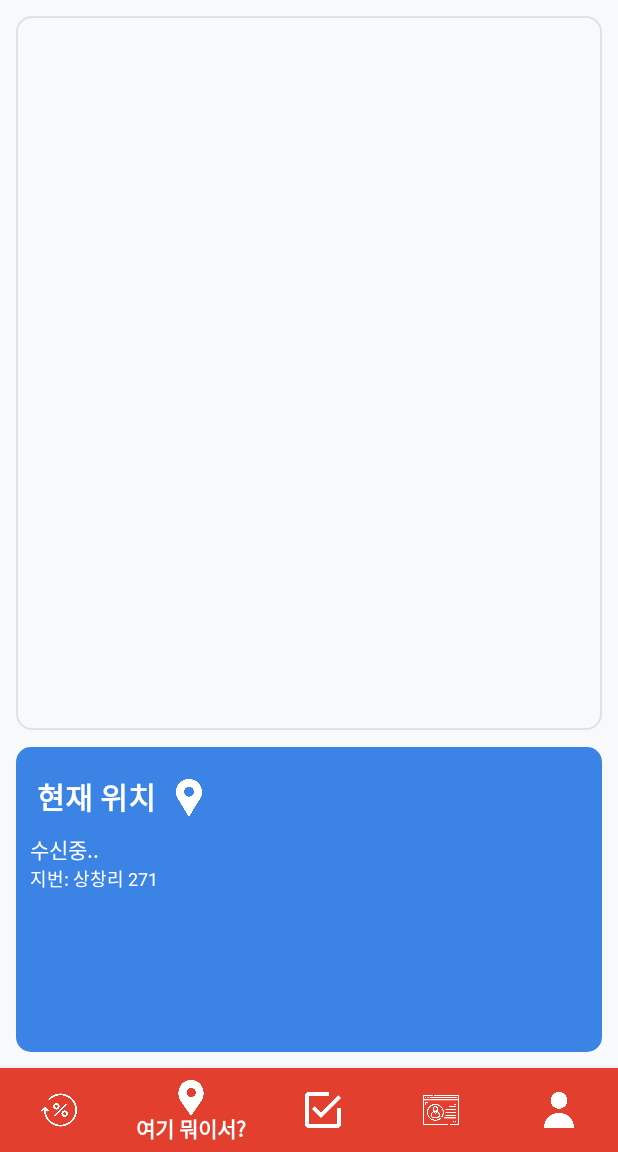
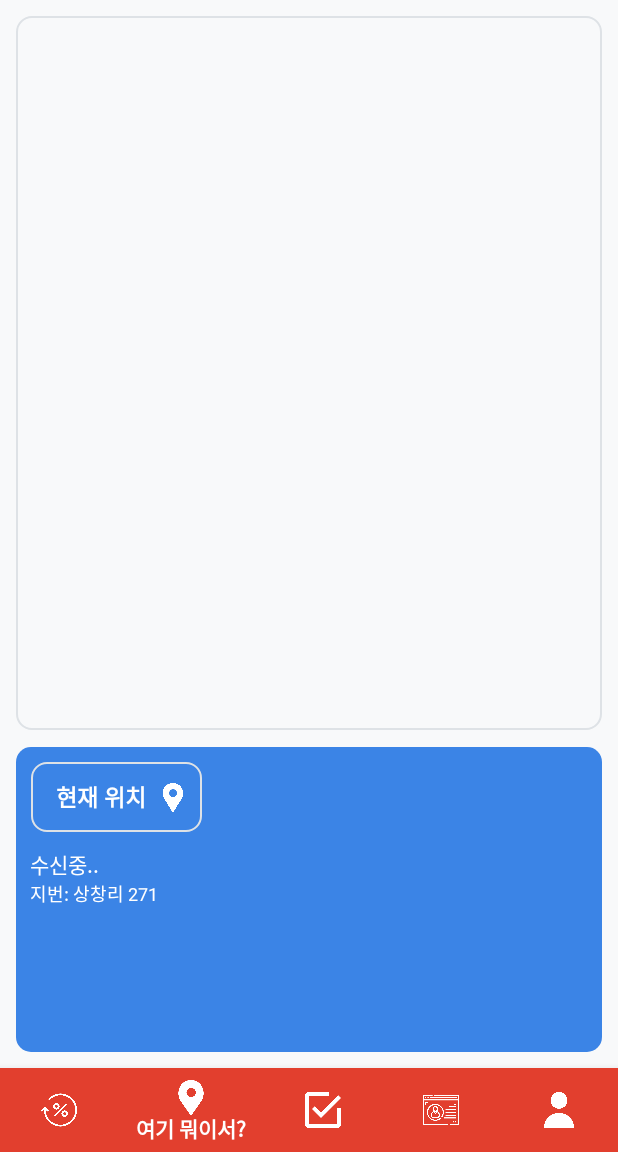
Before and after one commit to youarealone/hjw-front, an Android app: the screen it shows after launch (MainActivity), item 2 of the bottom bar chosen, on a phone screen of 412 x 824 dp, the part 84-1236 px from its top. Run offline under Robolectric (Android 15) with nearby library versions, the phone set to English and light mode, and no system bars; libraries missing offline, so code that uses them is left out: net.daum.mf; 3 statements that could not run were skipped.

Commit message:
[F31] 편의시설 위치 화면 구현
- 레이아웃 변경

```diff
--- a/app/src/main/res/drawable/round_border.xml
+++ b/app/src/main/res/drawable/round_border.xml
@@ -10,7 +10,7 @@
             <stroke
                 android:width="1dp"
                 android:color="@color/gray3" />
-            <solid android:color="@color/gray0" />
+            <solid android:color="@color/transparent" />
         </shape>
     </item>
 </layer-list>
--- a/app/src/main/res/layout/fragment_location.xml
+++ b/app/src/main/res/layout/fragment_location.xml
@@ -23,25 +23,30 @@
         android:background="@drawable/blue_round_background">
 
         <LinearLayout
-            android:layout_width="match_parent"
+            android:layout_width="wrap_content"
             android:layout_height="wrap_content"
-            android:orientation="horizontal">
+            android:orientation="horizontal"
+            android:layout_marginBottom="10dp"
+            android:paddingStart="10dp"
+            android:paddingEnd="10dp"
+            android:background="@drawable/round_border">
 
             <Button
                 android:id="@+id/btn_current"
-                android:layout_width="wrap_content"
+                android:layout_width="75dp"
                 android:layout_height="wrap_content"
-                android:layout_marginEnd="5dp"
+                android:layout_margin="0dp"
                 android:background="@color/transparent"
+                android:padding="0dp"
                 android:text="현재 위치"
                 android:textColor="@color/white"
-                android:textSize="20dp"
-                android:textStyle="bold"/>
+                android:textSize="15dp"
+                android:textStyle="bold" />
 
             <ImageView
-                android:layout_width="25dp"
-                android:layout_height="25dp"
-                android:baseline="20dp"
+                android:layout_width="20dp"
+                android:layout_height="20dp"
+                android:baseline="15dp"
                 android:src="@drawable/ic_white_pointer"/>
 
         </LinearLayout>
```
